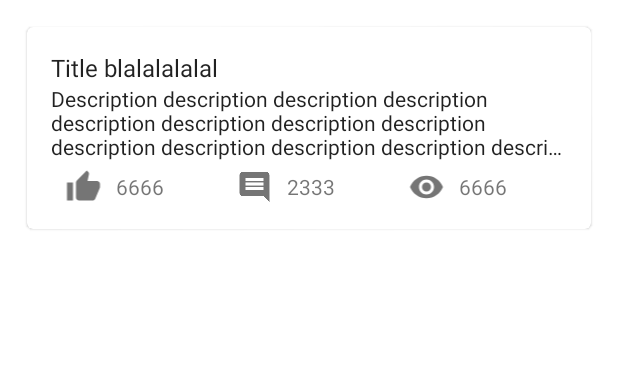
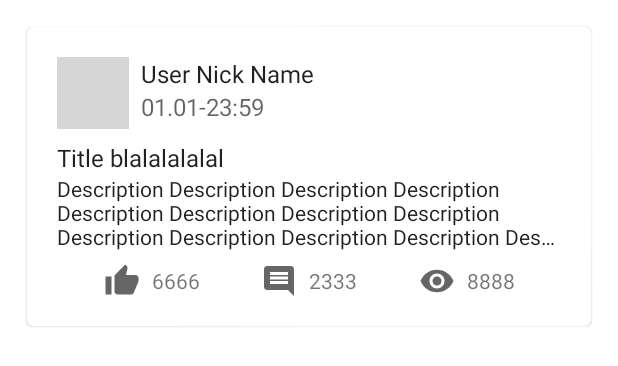
Before and after one commit to jiesou/TOVALuaManual-Android, an Android app: the layout fragment_item.xml on its own in the app's theme, with its tools: preview values and no code run, on a phone screen of 412 x 824 dp. Shown: the top 366 px of the screen. Run offline under Robolectric (Android 15) with nearby library versions, the phone set to English and light mode, and no system bars; network calls fail; grey boxes are pictures that could not be loaded.

Commit message:
添加列表头像

```diff
--- a/app/src/main/java/top/jiecs/tovalua/data/ListContent.kt
+++ b/app/src/main/java/top/jiecs/tovalua/data/ListContent.kt
@@ -1,5 +1,6 @@
 package top.jiecs.tovalua.data
 
+import top.jiecs.tovalua.units.User
 import java.util.*
 
 object ListContent {
@@ -13,6 +14,7 @@ object ListContent {
      * 首页帖子流每个帖子的对象
      */
     data class Item(val title: String, val description: String,
+                    val userNick: String, val userAvatar: String,
                     val likes: Int, val comments: Int, val views: Int,
-                    val id: String)
+                    val time: Long ,val id: String)
 }
--- a/app/src/main/res/drawable/ic_baseline_add_24.xml
+++ b/app/src/main/res/drawable/ic_baseline_menu_24.xml
@@ -1,5 +1,5 @@
-<vector android:height="24dp" android:tint="#000000"
+<vector android:height="24dp" android:tint="#ffffff"
     android:viewportHeight="24" android:viewportWidth="24"
     android:width="24dp" xmlns:android="http://schemas.android.com/apk/res/android">
-    <path android:fillColor="@android:color/white" android:pathData="M19,13h-6v6h-2v-6H5v-2h6V5h2v6h6v2z"/>
+    <path android:fillColor="@android:color/white" android:pathData="M3,18h18v-2L3,16v2zM3,13h18v-2L3,11v2zM3,6v2h18L21,6L3,6z"/>
 </vector>
--- a/app/src/main/res/drawable/ic_baseline_search_24.xml
+++ b/app/src/main/res/drawable/ic_baseline_search_24.xml
@@ -1,4 +1,4 @@
-<vector android:height="24dp" android:tint="#000000"
+<vector android:height="24dp" android:tint="#ffffff"
     android:viewportHeight="24" android:viewportWidth="24"
     android:width="24dp" xmlns:android="http://schemas.android.com/apk/res/android">
     <path android:fillColor="@android:color/white" android:pathData="M15.5,14h-0.79l-0.28,-0.27C15.41,12.59 16,11.11 16,9.5 16,5.91 13.09,3 9.5,3S3,5.91 3,9.5 5.91,16 9.5,16c1.61,0 3.09,-0.59 4.23,-1.57l0.27,0.28v0.79l5,4.99L20.49,19l-4.99,-5zM9.5,14C7.01,14 5,11.99 5,9.5S7.01,5 9.5,5 14,7.01 14,9.5 11.99,14 9.5,14z"/>
--- a/app/src/main/res/layout/fragment_item.xml
+++ b/app/src/main/res/layout/fragment_item.xml
@@ -7,87 +7,123 @@
     android:layout_height="wrap_content"
     android:layout_margin="@dimen/card_margin">
 
-    <LinearLayout
+    <androidx.constraintlayout.widget.ConstraintLayout
         android:layout_width="match_parent"
-        android:layout_height="wrap_content"
+        android:layout_height="match_parent"
         android:orientation="vertical"
         android:padding="@dimen/card_padding">
 
         <TextView
             android:id="@+id/title"
-            android:layout_width="match_parent"
+            android:layout_width="0dp"
             android:layout_height="wrap_content"
+            android:layout_marginTop="8dp"
             android:ellipsize="end"
             android:singleLine="true"
-            android:textAppearance="?attr/textAppearanceListItem"
+            android:textAppearance="@android:style/TextAppearance.Material.Subhead"
+            app:layout_constraintStart_toStartOf="@+id/user_avatar"
+            app:layout_constraintTop_toBottomOf="@+id/user_avatar"
             tools:text="Title blalalalalal" />
 
         <TextView
             android:id="@+id/description"
-            android:layout_width="match_parent"
+            android:layout_width="0dp"
             android:layout_height="wrap_content"
+            android:layout_marginEnd="@dimen/card_padding"
             android:ellipsize="end"
             android:maxLines="3"
-            android:textAppearance="?attr/textAppearanceListItemSecondary"
-            tools:text="Description description description description description description description description description description description description description description description description description description description" />
+            android:textAppearance="@android:style/TextAppearance.Material.Body1"
+            app:layout_constraintEnd_toEndOf="parent"
+            app:layout_constraintStart_toStartOf="@+id/title"
+            app:layout_constraintTop_toBottomOf="@+id/title"
+            tools:text="Description Description Description Description Description Description Description Description Description Description Description Description Description Description Description Description Description Description Description Description Description Description " />
 
-        <LinearLayout
-            android:layout_width="match_parent"
-            android:layout_height="wrap_content"
-            android:layout_marginTop="@dimen/text_margin"
-            android:gravity="center_vertical">
-
-            <ImageView
-                android:id="@+id/likes_img"
-                android:layout_width="wrap_content"
-                android:layout_height="wrap_content"
-                android:layout_weight="1"
-                android:contentDescription="@string/like"
-                android:src="@drawable/ic_baseline_thumb_up_24"
-                app:tint="@color/black_54" />
 
         <TextView
             android:id="@+id/likes"
             android:layout_width="wrap_content"
             android:layout_height="wrap_content"
-                android:layout_weight="2"
+            android:layout_marginTop="@dimen/icon_margin"
+            android:layout_marginBottom="@dimen/icon_margin"
+            android:drawablePadding="@dimen/icon_margin"
+            android:gravity="center_vertical"
             android:maxLength="@integer/max_number_length"
+            android:singleLine="true"
+            app:drawableStartCompat="@drawable/ic_baseline_thumb_up_24"
+            app:drawableTint="?attr/colorControlNormal"
+            app:layout_constraintBottom_toBottomOf="parent"
+            app:layout_constraintEnd_toStartOf="@+id/comments"
+            app:layout_constraintHorizontal_bias="0.5"
+            app:layout_constraintHorizontal_chainStyle="spread"
+            app:layout_constraintStart_toStartOf="parent"
+            app:layout_constraintTop_toBottomOf="@+id/description"
             tools:text="66666666" />
-
-            <ImageView
-                android:id="@+id/comments_img"
-                android:layout_width="wrap_content"
-                android:layout_height="wrap_content"
-                android:layout_weight="1"
-                android:contentDescription="@string/comment"
-                android:src="@drawable/ic_baseline_comment_24"
-                app:tint="@color/black_54" />
 
         <TextView
             android:id="@+id/comments"
             android:layout_width="wrap_content"
             android:layout_height="wrap_content"
-                android:layout_weight="2"
+            android:drawablePadding="@dimen/icon_margin"
+            android:gravity="center_vertical"
             android:maxLength="@integer/max_number_length"
+            android:singleLine="true"
+            app:drawableStartCompat="@drawable/ic_baseline_comment_24"
+            app:drawableTint="?attr/colorControlNormal"
+            app:layout_constraintBottom_toBottomOf="@+id/likes"
+            app:layout_constraintEnd_toStartOf="@+id/views"
+            app:layout_constraintHorizontal_bias="0.5"
+            app:layout_constraintStart_toEndOf="@+id/likes"
+            app:layout_constraintTop_toTopOf="@+id/likes"
             tools:text="23333333" />
-
-            <ImageView
-                android:id="@+id/views_img"
-                android:layout_width="wrap_content"
-                android:layout_height="wrap_content"
-                android:layout_weight="1"
-                android:contentDescription="@string/views"
-                android:src="@drawable/ic_baseline_remove_red_eye_24"
-                app:tint="@color/black_54" />
 
         <TextView
             android:id="@+id/views"
             android:layout_width="wrap_content"
             android:layout_height="wrap_content"
-                android:layout_weight="2"
+            android:drawablePadding="@dimen/icon_margin"
+            android:gravity="center_vertical"
             android:maxLength="@integer/max_number_length"
-                tools:text="66666666" />
+            android:singleLine="true"
+            app:drawableStartCompat="@drawable/ic_baseline_remove_red_eye_24"
+            app:drawableTint="?attr/colorControlNormal"
+            app:layout_constraintBottom_toBottomOf="@+id/comments"
+            app:layout_constraintEnd_toEndOf="parent"
+            app:layout_constraintHorizontal_bias="0.5"
+            app:layout_constraintStart_toEndOf="@+id/comments"
+            app:layout_constraintTop_toTopOf="@+id/comments"
+            tools:text="88888888" />
 
-        </LinearLayout>
-    </LinearLayout>
+        <com.google.android.material.imageview.ShapeableImageView
+            android:id="@+id/user_avatar"
+            android:layout_width="@dimen/avatar_size"
+            android:layout_height="@dimen/avatar_size"
+            android:layout_marginStart="@dimen/card_padding"
+            android:layout_marginTop="@dimen/card_padding"
+            android:padding="@dimen/avatar_padding"
+            app:layout_constraintStart_toStartOf="parent"
+            app:layout_constraintTop_toTopOf="parent"
+            app:shapeAppearanceOverlay="@style/circle"
+            tools:srcCompat="@tools:sample/avatars" />
+
+        <TextView
+            android:id="@+id/user_nick"
+            android:layout_width="wrap_content"
+            android:layout_height="wrap_content"
+            android:layout_marginStart="@dimen/icon_margin"
+            android:textAppearance="@android:style/TextAppearance.Material.Subhead"
+            app:layout_constraintStart_toEndOf="@+id/user_avatar"
+            app:layout_constraintTop_toTopOf="@+id/user_avatar"
+            tools:text="User Nick Name" />
+
+        <TextView
+            android:id="@+id/time"
+            android:layout_width="wrap_content"
+            android:layout_height="wrap_content"
+            android:alpha="0.7"
+            android:textAppearance="@android:style/TextAppearance.Material.Subhead"
+            app:layout_constraintStart_toStartOf="@+id/user_nick"
+            app:layout_constraintTop_toBottomOf="@+id/user_nick"
+            tools:text="01.01-23:59" />
+
+    </androidx.constraintlayout.widget.ConstraintLayout>
 </com.google.android.material.card.MaterialCardView>
--- a/app/src/main/res/values/colors.xml
+++ b/app/src/main/res/values/colors.xml
@@ -8,5 +8,4 @@
     <color name="black">#FF000000</color>
     <color name="white">#FFFFFFFF</color>
     <color name="grey_50">#FFFAFAFA</color>
-    <color name="black_54">#8A000000</color>
 </resources>
--- a/app/src/main/res/values/dimens.xml
+++ b/app/src/main/res/values/dimens.xml
@@ -1,10 +1,12 @@
 <?xml version="1.0" encoding="utf-8"?>
 <resources>
     <dimen name="card_margin">18dp</dimen>
-    <dimen name="card_padding">16dp</dimen>
-    <dimen name="text_margin">5dp</dimen>
+    <dimen name="card_padding">10dp</dimen>
     <dimen name="icon_size">24dp</dimen>
+    <dimen name="icon_margin">8dp</dimen>
     <integer name="max_number_length">4</integer>
+    <dimen name="avatar_size">48dp</dimen>
+    <dimen name="avatar_padding">2dp</dimen>
     <!-- Default screen margins, per the Android Design guidelines. -->
     <dimen name="activity_horizontal_margin">16dp</dimen>
     <dimen name="activity_vertical_margin">16dp</dimen>
--- /dev/null
+++ b/app/src/main/res/values/style.xml
@@ -0,0 +1,7 @@
+<?xml version="1.0" encoding="utf-8"?>
+<resources>
+    <style name="circle">
+        <item name="cornerFamily">rounded</item>
+        <item name="cornerSize">50%</item>
+    </style>
+</resources>
--- a/app/src/main/res/values/themes.xml
+++ b/app/src/main/res/values/themes.xml
@@ -1,6 +1,6 @@
-<resources xmlns:tools="http://schemas.android.com/tools">
+<resources>
     <!-- Base application theme. -->
-    <style name="Theme.TOVALua手册" parent="Theme.MaterialComponents.Light.NoActionBar">
+    <style name="Theme.TOVALua手册" parent="Theme.MaterialComponents.DayNight.NoActionBar">
         <item name="android:navigationBarColor">@android:color/transparent</item>
         <!-- Primary brand color. -->
         <item name="colorPrimary">@color/purple_500</item>
```
Also changed, not shown: app/build.gradle (+21 -0 lines), app/src/main/java/top/jiecs/tovalua/MainActivity.kt (+19 -9 lines), app/src/main/java/top/jiecs/tovalua/MyItemRecyclerViewAdapter.kt (+10 -0 lines), app/src/main/res/layout/activity_main.xml (+7 -5 lines), app/src/main/res/layout/nav_main.xml (+4 -3 lines), 1 other file. Lines whose indentation alone changed are shown as unchanged.
